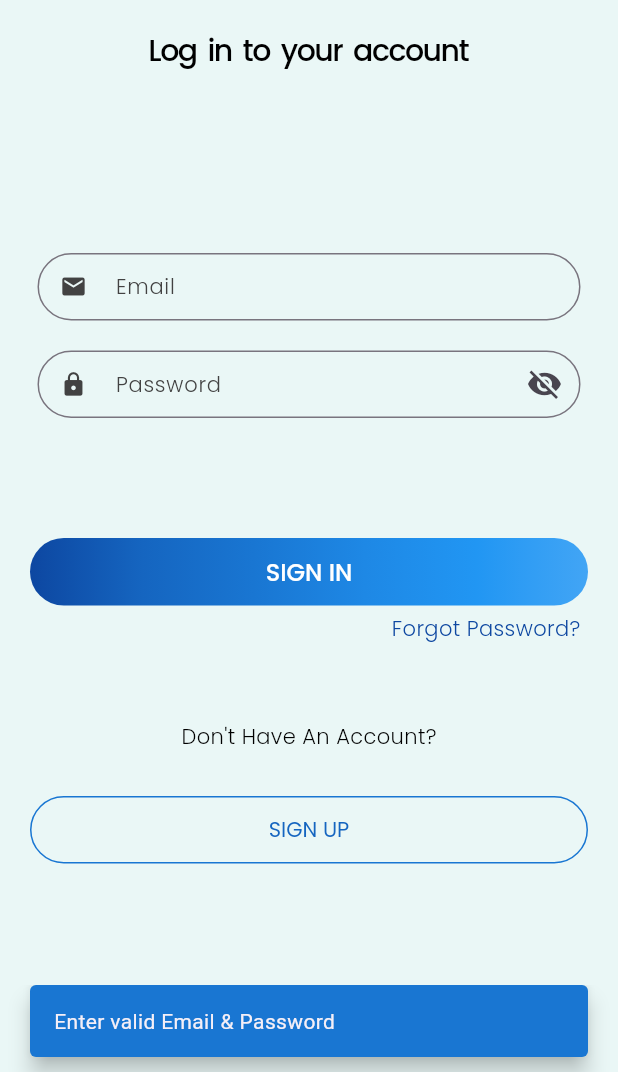
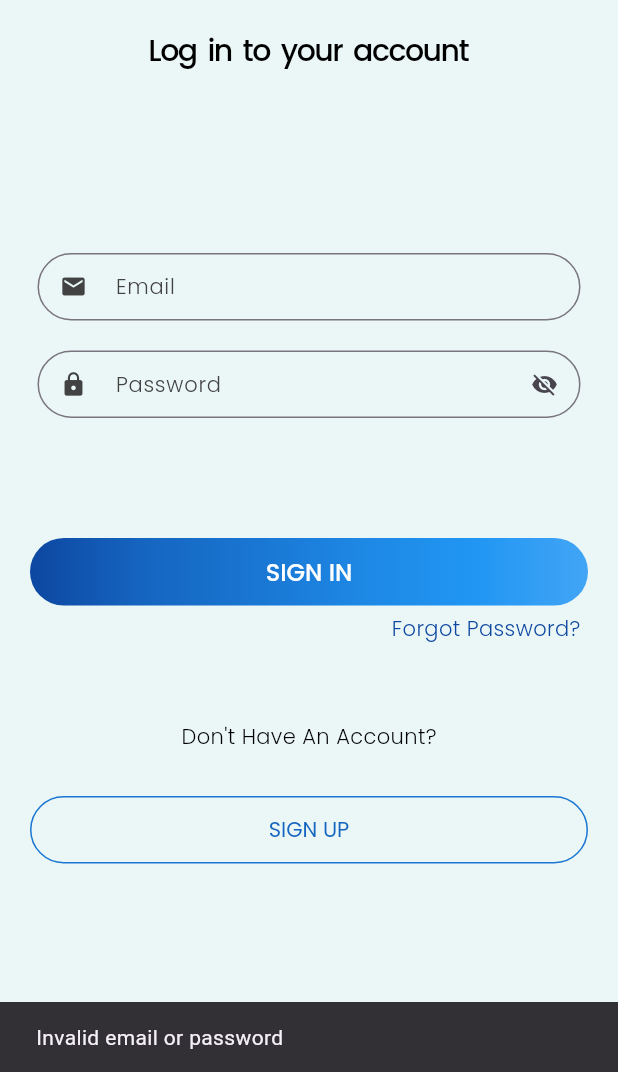
Before and after one commit to Mansikabariya/akzonobel, a Flutter app: the screen it shows after launch, after a tap on "SIGN IN", on a phone screen of 412 x 824 dp, the part 164-1236 px from its top. Run offline on Flutter 3.47's test engine with Material 3 defaults, Android fonts, the phone set to English and light mode, and no system bars; our stand-ins replace flutter_bloc.

Commit message:
Login simple BLoC logic apply

```diff
--- /dev/null
+++ b/devtools_options.yaml
@@ -0,0 +1,3 @@
+description: This file stores settings for Dart & Flutter DevTools.
+documentation: https://docs.flutter.dev/tools/devtools/extensions#configure-extension-enablement-states
+extensions:
--- a/lib/home_page/home_screen.dart
+++ b/lib/home_page/home_screen.dart
@@ -1,3 +1,4 @@
+import 'package:akzonobel/login/login_page.dart';
 import 'package:flutter/material.dart';
 
 class HomeScreen extends StatefulWidget {
@@ -13,7 +14,20 @@ class _HomeScreenState extends State<HomeScreen> {
   @override
   Widget build(BuildContext context) {
     return Scaffold(
-
+      backgroundColor: const Color(0xFFEAF7F6),
+      appBar: AppBar(
+      backgroundColor: const Color(0xFFEAF7F6),
+        leading: InkWell(
+          onTap: () {
+            Navigator.push(
+              context,
+              MaterialPageRoute(builder: (context) => LoginScreen()),
+            );
+          },
+          child: Icon(Icons.arrow_back),
+        ),
+      ),
+      body: Center(child: Text('Home Screen')),
     );
   }
 }
--- /dev/null
+++ b/lib/login/bloc/login_bloc.dart
@@ -0,0 +1,22 @@
+import 'package:flutter_bloc/flutter_bloc.dart';
+import 'login_event.dart';
+import 'login_state.dart';
+
+class LoginBloc extends Bloc<LoginEvent, LoginState> {
+  final String correctEmail = "mansi@gmail.com";
+  final String correctPassword = "123456";
+
+  LoginBloc() : super(LoginInitial()) {
+    on<LoginButtonPressed>((event, emit) async {
+      emit(LoginLoading());
+
+      await Future.delayed(Duration(seconds: 1));
+
+      if (event.email == correctEmail && event.password == correctPassword) {
+        emit(LoginSuccess());
+      } else {
+        emit(LoginError('Invalid email or password'));
+      }
+    });
+  }
+}
--- /dev/null
+++ b/lib/login/bloc/login_event.dart
@@ -0,0 +1,10 @@
+abstract class LoginEvent {}
+
+class LoginButtonPressed extends LoginEvent {
+
+  final String email;
+  final String password;
+
+  LoginButtonPressed({required this.email, required this.password});
+
+}
--- /dev/null
+++ b/lib/login/bloc/login_state.dart
@@ -0,0 +1,14 @@
+abstract class LoginState {}
+
+
+class LoginInitial extends LoginState {}
+
+class LoginLoading extends LoginState {}
+
+class LoginSuccess extends LoginState {}
+
+class LoginError extends LoginState {
+  final String message;
+
+  LoginError(this.message);
+}
--- a/lib/login/login_page.dart
+++ b/lib/login/login_page.dart
@@ -1,7 +1,11 @@
 import 'package:akzonobel/home_page/home_screen.dart';
+import 'package:akzonobel/login/bloc/login_bloc.dart';
+import 'package:akzonobel/login/bloc/login_event.dart';
+import 'package:akzonobel/login/bloc/login_state.dart';
 import 'package:akzonobel/resources/images.dart';
 import 'package:akzonobel/utils/theme.dart';
 import 'package:flutter/material.dart';
+import 'package:flutter_bloc/flutter_bloc.dart';
 
 class LoginScreen extends StatefulWidget {
   const LoginScreen({super.key});
@@ -16,34 +20,33 @@ class _LoginScreenState extends State<LoginScreen> {
   TextEditingController emailController = TextEditingController();
   TextEditingController passwordController = TextEditingController();
 
-  final String _correctEmail = "mansi@gmail.com";
-  final String _correctPassword = "123456";
-
-  void handleLogin() {
+  void handleLogin(BuildContext context) {
     final String enteredEmail = emailController.text.trim();
     final String enteredPassword = passwordController.text.trim();
 
-    if (enteredEmail == _correctEmail && enteredPassword == _correctPassword) {
+    context.read<LoginBloc>().add(
+      LoginButtonPressed(email: enteredEmail, password: enteredPassword),
+    );
+  }
+
+  @override
+  Widget build(BuildContext context) {
+    return BlocListener<LoginBloc, LoginState>(
+      listener: (context, state) {
+        if (state is LoginLoading) {
+          CircularProgressIndicator();
+        } else if (state is LoginSuccess) {
           Navigator.push(
             context,
             MaterialPageRoute(builder: (context) => HomeScreen()),
           );
-    } else {
+        } else if (state is LoginError) {
           ScaffoldMessenger.of(context).showSnackBar(
-        SnackBar(
-          behavior: SnackBarBehavior.floating,
-          margin: EdgeInsets.only(bottom: 10, left: 20, right: 20),
-          backgroundColor: Colors.blue[700],
-          content: Text('Enter valid Email & Password'),
-          duration: Duration(seconds: 2),
-        ),
+            SnackBar(content: Text(state.message)),
           );
         }
-  }
-
-  @override
-  Widget build(BuildContext context) {
-    return Scaffold(
+      },
+      child: Scaffold(
         backgroundColor: const Color(0xFFEAF7F6),
         resizeToAvoidBottomInset: true,
         body: Column(
@@ -63,6 +66,7 @@ class _LoginScreenState extends State<LoginScreen> {
                 SizedBox(
                   height: 45,
                   child: CustomTextFormField(
+                    hint: 'Enter email',
                     controller: emailController,
                     label: 'Email',
                     icon: Icon(Icons.email, size: 18, color: Colors.grey[800]),
@@ -72,6 +76,7 @@ class _LoginScreenState extends State<LoginScreen> {
                 SizedBox(
                   height: 45,
                   child: CustomTextFormField(
+                    hint: 'Enter Password',
                     controller: passwordController,
                     isPassword: true,
                     label: 'Password',
@@ -80,7 +85,7 @@ class _LoginScreenState extends State<LoginScreen> {
                 ),
                 const SizedBox(height: 80),
                 CustomElevatedButton(
-                onPressed: handleLogin,
+                  onPressed: () => handleLogin(context),
                   text: 'SIGN IN',
                   height: 45,
                   textStyle: TTextTheme.lightTheme.headlineSmall,
@@ -124,6 +129,7 @@ class _LoginScreenState extends State<LoginScreen> {
             ),
           ],
         ),
+      ),
     );
   }
 }
@@ -134,10 +140,12 @@ class CustomTextFormField extends StatefulWidget {
   final Icon icon;
   final bool isPassword;
   final TextEditingController controller;
+  final String hint;
 
   const CustomTextFormField({
     super.key,
     required this.label,
+    required this.hint,
     required this.icon,
     this.isPassword = false,
     required this.controller,
@@ -162,12 +170,16 @@ class _CustomTextFormFieldState extends State<CustomTextFormField> {
         cursorWidth: 1.5,
         textAlignVertical: TextAlignVertical.center,
         decoration: InputDecoration(
-          prefixIcon: widget.icon,
+          prefixIcon: widget.icon, // Adjust this
           labelText: widget.label,
           labelStyle: TTextTheme.lightTheme.labelSmall,
-          focusedBorder: OutlineInputBorder(borderRadius: BorderRadius.circular(25),),
+          isDense: true,
+          contentPadding: EdgeInsets.symmetric(vertical: 16.0, horizontal: 20.0), // 👈 This centers the input text
+          focusedBorder: OutlineInputBorder(
+            borderRadius: BorderRadius.circular(25),
+          ),
           focusColor: Colors.blueAccent[600],
-          border: OutlineInputBorder(borderRadius: BorderRadius.circular(25),),
+          border: OutlineInputBorder(borderRadius: BorderRadius.circular(25)),
           suffixIcon:
               widget.isPassword
                   ? IconButton(
--- a/lib/main.dart
+++ b/lib/main.dart
@@ -1,10 +1,18 @@
 import 'package:akzonobel/utils/theme.dart';
 import 'package:flutter/material.dart';
-
+import 'package:flutter_bloc/flutter_bloc.dart';
+import 'login/bloc/login_bloc.dart';
 import 'login/login_page.dart';
 
 void main() {
-  runApp(const MyApp());
+  runApp(
+    MultiBlocProvider(
+      providers: [
+        BlocProvider(create: (_) => LoginBloc()),
+      ],
+      child: const MyApp(),
+    ),
+  );
 }
 
 class MyApp extends StatelessWidget {
--- a/pubspec.yaml
+++ b/pubspec.yaml
@@ -34,6 +34,7 @@ dependencies:
   # The following adds the Cupertino Icons font to your application.
   # Use with the CupertinoIcons class for iOS style icons.
   cupertino_icons: ^1.0.8
+  flutter_bloc: ^9.1.0
 
 dev_dependencies:
   flutter_test:
```
Also changed, not shown: pubspec.lock. Lines whose indentation alone changed are shown as unchanged.
